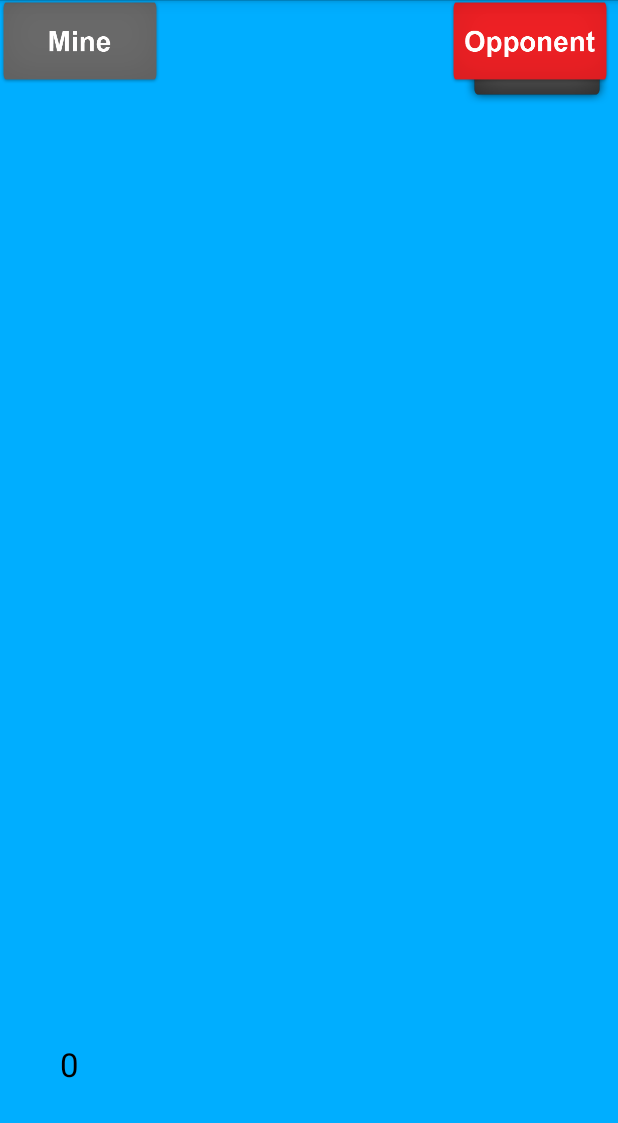
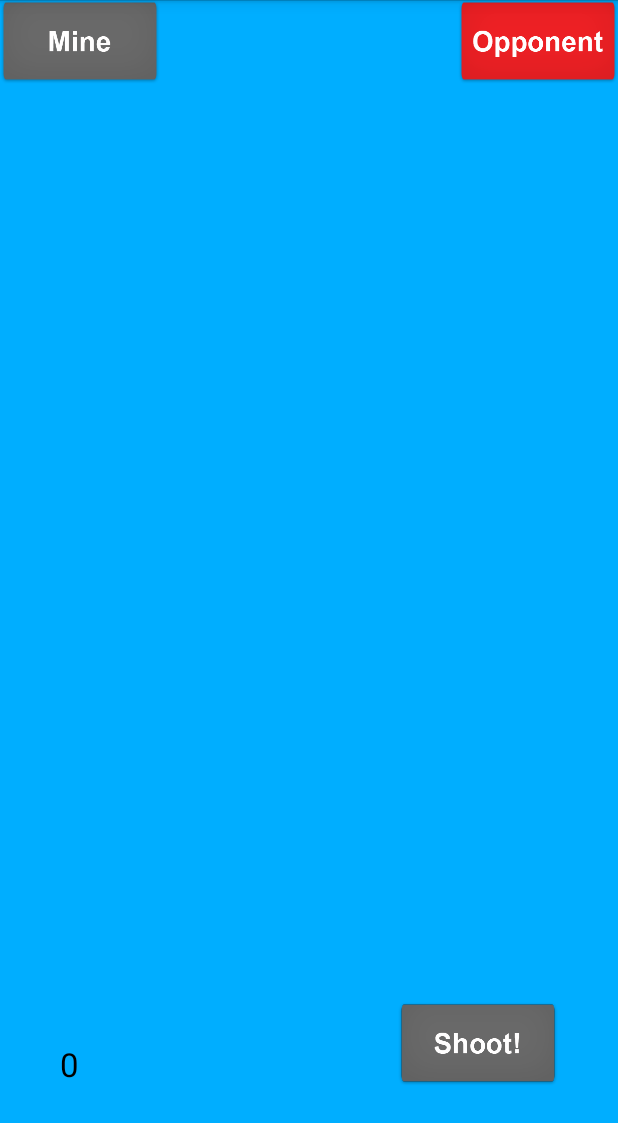
Before and after one commit to vodkasoft/CanYouSinkMe, an Android app: the Gaming screen opened directly, with no data from a screen before it, on a phone screen of 412 x 824 dp. Shown: the top 1123 px of the screen. Run offline under Robolectric (Android 15) with nearby library versions, the phone set to English and light mode, and no system bars; 2 statements that could not run were skipped.

Commit message:
Add Shoot disabled button image

```diff
--- a/application/GAME/src/main/res/layout/activity_gaming.xml
+++ b/application/GAME/src/main/res/layout/activity_gaming.xml
@@ -22,8 +22,9 @@
             android:id="@+id/shoot_btn"
             android:background="@null"
             android:src="@drawable/shoot_btn_disabled"
-            android:layout_alignParentEnd="true" android:layout_marginRight="5dp"
-            android:onClick="sendMissile"/>
+            android:onClick="sendMissile"
+            android:layout_alignBottom="@+id/textViewPlayerScore"
+            android:layout_alignEnd="@+id/container_grid_gaming"/>
     <ImageButton
             android:layout_width="wrap_content"
             android:layout_height="wrap_content"
@@ -36,8 +37,8 @@
             android:layout_width="wrap_content"
             android:layout_height="wrap_content"
             android:id="@+id/opponent_btn"
-            android:layout_alignParentTop="true" android:layout_alignEnd="@+id/shoot_btn"
-            android:background="@null" android:src="@drawable/opponent_btn"/>
+            android:background="@null" android:src="@drawable/opponent_btn"
+            android:layout_alignParentTop="true" android:layout_alignParentEnd="true"/>
 
     <TextView
             android:layout_width="wrap_content"
```
Also changed, not shown: application/GAME/src/main/res/drawable-hdpi/shoot_btn_disabled.png, application/GAME/src/main/res/drawable-mdpi/shoot_btn_disabled.png, application/GAME/src/main/res/drawable-xhdpi/shoot_btn_disabled.png, application/GAME/src/main/res/drawable-xxhdpi/shoot_btn_disabled.png.
